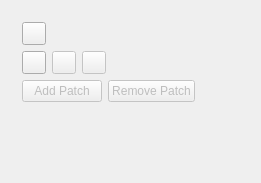
Qt form scribus/ui/gradientvectorbase.ui (scribusproject/scribus) before a commit.
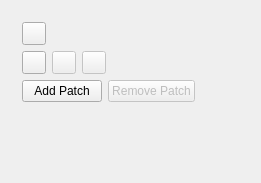
The same form after that commit. The open tabs and pages were chosen to show the change. Custom widgets are drawn as their Qt base class.

Diff of the .ui file:
```diff
--- a/scribus/ui/gradientvectorbase.ui
+++ b/scribus/ui/gradientvectorbase.ui
@@ -876,11 +876,14 @@
          <item>
           <widget class="QPushButton" name="buttonAddPatch">
            <property name="enabled">
-            <bool>false</bool>
+            <bool>true</bool>
            </property>
            <property name="text">
             <string>Add Patch</string>
            </property>
+           <property name="checkable">
+            <bool>true</bool>
+           </property>
           </widget>
          </item>
          <item>
```
